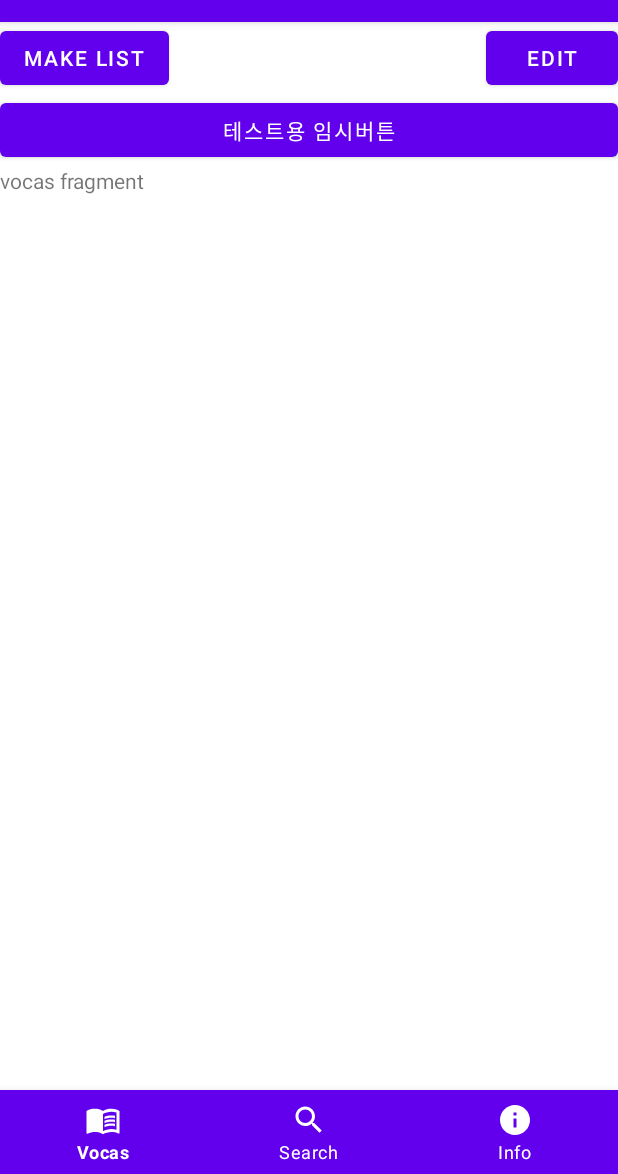
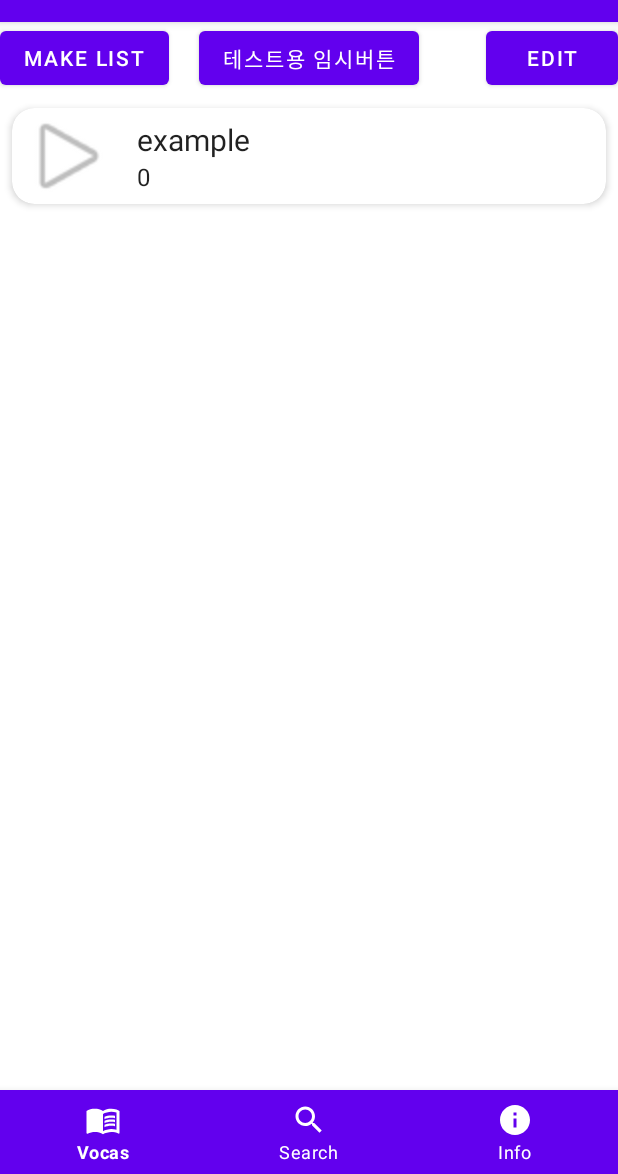
Before and after one commit to ododok/Android-StudyVoca, an Android app: the screen it shows after launch (MainActivity), on a phone screen of 412 x 824 dp, the part 62-1236 px from its top. Run offline under Robolectric (Android 15) with nearby library versions, the phone set to English and light mode, and no system bars; 3 statements that could not run were skipped.

Commit message:
테이블 리스트를 리사이클러뷰에 뿌려주는 기능 만들었음

```diff
--- a/app/src/main/java/com/example/apstudyvoca/BottomFragmentVocas.java
+++ b/app/src/main/java/com/example/apstudyvoca/BottomFragmentVocas.java
@@ -4,6 +4,8 @@ import android.os.Bundle;
 
 import androidx.appcompat.app.AlertDialog;
 import androidx.fragment.app.Fragment;
+import androidx.recyclerview.widget.LinearLayoutManager;
+import androidx.recyclerview.widget.RecyclerView;
 
 import android.util.Log;
 import android.view.LayoutInflater;
@@ -22,17 +24,59 @@ public class BottomFragmentVocas extends Fragment {
   Button btnVocasMakeTable, btnVocasEdit;
   Button btnTest;
   View dialogMakeTable;
+  ViewGroup rootView;
+  RecyclerView recyclerView;
+  TableAdapter adapter;
 
   @Override
   public View onCreateView(LayoutInflater inflater, ViewGroup container,
                            Bundle savedInstanceState) {
     // Inflate the layout for this fragment
-    ViewGroup rootView = (ViewGroup)inflater.inflate(R.layout.fragment_bottom_vocas, container, false);
+    rootView = (ViewGroup)inflater.inflate(R.layout.fragment_bottom_vocas, container, false);
 
+    initDb();
+    initRecyclerView();
+
+    //////
+    btnTest = rootView.findViewById(R.id.btnTest);
+    btnTest.setOnClickListener(v->{
+      int size = helper.tableSize("example");
+      Toast.makeText(getContext(), "size of table 'example':"+size, Toast.LENGTH_SHORT).show();
+
+    });
+
+    return rootView;
+
+  }//onCreateView
+
+  private void initRecyclerView() {
+    recyclerView = rootView.findViewById(R.id.recyclerViewTable);
+    LinearLayoutManager layoutManager =
+        new LinearLayoutManager(getContext(), RecyclerView.VERTICAL, false);
+    recyclerView.setLayoutManager(layoutManager);
+
+    adapter = new TableAdapter();
+    int numTable = helper.numberOfTables();
+
+    //테이블 이름 리스트를 String형 배열에 리턴받는다.
+    //각각의 테이블별 raw수도 리턴받는다.
+    //고로 String[n][2]; 이면 될 것 같다. n은 테이블 개수.
+
+    String[] sa1 = helper.listOfTables();
+    String[][] sa2 = new String[numTable][2];
+    for(int i=0; i<numTable; i++){
+      sa2[i][0] = sa1[i];
+      sa2[i][1] = String.valueOf(helper.tableSize(sa1[i]));//작동하나? ca marche vraiment?
+      adapter.setArrayData(new Table(sa2[i][0], Integer.parseInt(sa2[i][1])));
+    }
+    recyclerView.setAdapter(adapter);
+  }
+
+
+  private void initDb() {
     helper = new DBHelper(getContext());
 
     btnVocasMakeTable = rootView.findViewById(R.id.btnVocasMakeTable);
-    btnVocasEdit = rootView.findViewById(R.id.btnVocasEdit);
     btnVocasMakeTable.setOnClickListener(v->{ //'make list' 단어장세트 만들기버튼 이벤트처리
       dialogMakeTable = View.inflate(getContext(), R.layout.dialog_make_table, null);
       AlertDialog.Builder adb = new AlertDialog.Builder(getContext());
@@ -44,32 +88,24 @@ public class BottomFragmentVocas extends Fragment {
         String listName = editTextMakeTable.getText().toString();
         if(listName.length()>=1){
           //String값 검사한 뒤에 create table호출.
-          String charsToRemove = "+ ×÷=/_<>[]!@#₩%^&*()-'\":;,?`~\\|{}€£¥$°•○●□■♤♡◇♧☆▪︎¤《》¡¿.,";
+          String charsToRemove = "\n+ ×÷=/_<>[]!@#₩%^&*()-'\":;,?`~\\|{}€£¥$°•○●□■♤♡◇♧☆▪︎¤《》¡¿.,";
           listName = CharMatcher.anyOf(charsToRemove).removeFrom(listName);
           Log.d("log", "입력된값 : "+listName);
           helper.createTable(listName);
         }
+        initRecyclerView();
       });
+
       adb.setNegativeButton("CANCEL", null);
       adb.show();
     });
 
 
-    btnTest = rootView.findViewById(R.id.btnTest);
-    btnTest.setOnClickListener(v->{
-      String[] sa = helper.listOfTables();
-
-      String str = String.valueOf( helper.numberOfTables());
-      Toast.makeText(getContext(), "n of tables : "+str, Toast.LENGTH_SHORT).show();
-
-      for(String s : sa){
-        Log.d("db", ">>> "+s);
-      }
+    btnVocasEdit = rootView.findViewById(R.id.btnVocasEdit);
+    btnVocasEdit.setOnClickListener(v->{
 
     });
 
-
-    return rootView;
   }
 
 
--- a/app/src/main/java/com/example/apstudyvoca/DBHelper.java
+++ b/app/src/main/java/com/example/apstudyvoca/DBHelper.java
@@ -24,6 +24,8 @@ public class DBHelper extends SQLiteOpenHelper {
     db.execSQL("DROP TABLE IF EXISTS example");
     db.execSQL("CREATE TABLE example (_id INTEGER NOT NULL PRIMARY KEY AUTOINCREMENT, " +
         "word TEXT, meaning TEXT);" );
+    insert("Apple", "Pomme", "example");
+    insert("Cat", "Chat", "example");
     //this.db=db;//////////////////////[???]
     Log.d("db", "db & table 'example' is created.");
   }
@@ -47,10 +49,8 @@ public class DBHelper extends SQLiteOpenHelper {
 
   //db의 테이블 리스트 (이름들)를 리턴해주는 메서드.
   public String[] listOfTables() {
-
     db = getWritableDatabase(); //포인트.테이블 이름을 얻을땐 db를 getWritableDatabase(); 로 읽기.
     Cursor cursor = db.rawQuery("SELECT name FROM sqlite_master WHERE type='table'", null);
-
     int i=0;
     String[] arr = new String[numberOfTables()];
     while (cursor.moveToNext()) {
@@ -61,7 +61,6 @@ public class DBHelper extends SQLiteOpenHelper {
         arr[i++] = tableName;
       }
     }
-
     return arr;
   }
 
@@ -78,16 +77,26 @@ public class DBHelper extends SQLiteOpenHelper {
 
   //특정 테이블에 자료를 입력하는 insert
   public void insert(String word, String meaning, String tableName){
-
+    String sql = "INSERT INTO "+tableName+" (word, meaning) VALUES ('"+
+        word+"', '"+meaning+"');";
+    db = getWritableDatabase();
+    db.execSQL(sql);
+    db.close();
   }
 
   //특정 테이블에 몇 개의 raw(ligne/행)이 있는지 조회
   public int tableSize(String tableName){
-    return 0;
+    db = getReadableDatabase();
+    Cursor cursor = db.rawQuery("SELECT * FROM "+tableName+";",null);
+    int result = cursor.getCount();
+    db.close();
+    cursor.close();
+    return result;
   }
 
   //db의 특정 테이블에서 라인(행/레코드) 하나를 찾아주는 메서드
   public String[] findRaw(String tableName, int rawIndex){
+
     return null;
   }
 
--- /dev/null
+++ b/app/src/main/java/com/example/apstudyvoca/Table.java
@@ -0,0 +1,28 @@
+package com.example.apstudyvoca;
+
+public class Table {
+
+  private String tableName;
+  private int numberOfRaw = 0;
+
+  public Table(String tableName, int numberOfRaw) {
+    this.tableName = tableName;
+
+  }
+
+  public String getTableName() {
+    return tableName;
+  }
+
+  public void setTableName(String tableName) {
+    this.tableName = tableName;
+  }
+
+  public int getNumberOfRaw() {
+    return numberOfRaw;
+  }
+
+  public void setNumberOfRaw(int numberOfRaw) {
+    this.numberOfRaw = numberOfRaw;
+  }
+}
--- /dev/null
+++ b/app/src/main/java/com/example/apstudyvoca/TableAdapter.java
@@ -0,0 +1,81 @@
+package com.example.apstudyvoca;
+
+import android.content.Context;
+import android.view.LayoutInflater;
+import android.view.View;
+import android.view.ViewGroup;
+import android.widget.ImageView;
+import android.widget.TextView;
+import android.widget.Toast;
+
+import androidx.annotation.NonNull;
+import androidx.cardview.widget.CardView;
+import androidx.recyclerview.widget.RecyclerView;
+
+import java.util.ArrayList;
+
+public class TableAdapter extends RecyclerView.Adapter<TableAdapter.TableViewHolder>{
+
+  private ArrayList<Table> items;
+
+  public TableAdapter(){
+    items= new ArrayList<>();
+  }
+
+  @NonNull
+  @Override
+  public TableViewHolder onCreateViewHolder(@NonNull ViewGroup parent, int viewType) {
+    Context context = parent.getContext();
+    LayoutInflater inflater = (LayoutInflater)context.getSystemService(Context.LAYOUT_INFLATER_SERVICE);
+    View view = inflater.inflate(R.layout.table_item, parent,false);
+    TableViewHolder viewHolder = new TableViewHolder(context, view);
+    return viewHolder;
+  }
+
+  @Override
+  public void onBindViewHolder(@NonNull TableViewHolder holder, int position) {
+    Table table = items.get(position);
+
+    holder.textViewTableName.setText(table.getTableName());
+    holder.textViewNumberRaw.setText(String.valueOf(table.getNumberOfRaw()));
+  }
+
+  @Override
+  public int getItemCount() {
+    return items.size();
+  }
+
+  //add "a" table data in  ArrayList<Table> items
+  public void setArrayData(Table table){
+    items.add(table);
+  }
+
+  public class TableViewHolder extends RecyclerView.ViewHolder{
+    public CardView bookItem;
+    public TextView textViewTableName, textViewNumberRaw;
+
+
+    public TableViewHolder(Context context, @NonNull View itemView) {
+      super(itemView);
+      bookItem = itemView.findViewById(R.id.bookItem);
+      textViewTableName = itemView.findViewById(R.id.textViewTableName);
+      textViewNumberRaw = itemView.findViewById(R.id.textViewNumberRaw);
+
+      //click event (normal click)
+      bookItem.setOnClickListener(v->{
+        Toast.makeText(context, textViewTableName.getText().toString(),
+            Toast.LENGTH_SHORT).show();
+      });
+
+      //Long click event
+      bookItem.setOnLongClickListener(v->{
+        //edit ou delete 창이 뜨게 만들고 싶다.
+
+        return true;
+      });
+
+    }
+
+  }//class ViewHolder
+
+}//class TableAdapter
--- a/app/src/main/res/layout/activity_main.xml
+++ b/app/src/main/res/layout/activity_main.xml
@@ -6,16 +6,21 @@
   android:layout_height="match_parent"
   tools:context=".MainActivity">
 
+
   <FrameLayout
     android:id="@+id/container"
     android:layout_width="match_parent"
     android:layout_height="match_parent"
-    app:layout_behavior="@string/appbar_scrolling_view_behavior"/>
 
+    app:layout_behavior="@string/appbar_scrolling_view_behavior"
+    app:layout_constraintBottom_toTopOf="@id/bottomNavigation"
+    app:layout_constraintLeft_toLeftOf="parent"
+    app:layout_constraintRight_toRightOf="parent"
+    app:layout_constraintStart_toStartOf="parent" />
 
   <com.google.android.material.bottomnavigation.BottomNavigationView
     android:id="@+id/bottomNavigation"
-    android:layout_width="match_parent"
+    android:layout_width="0dp"
     android:layout_height="wrap_content"
     app:itemBackground="?colorPrimary"
     app:itemIconTint="@color/white"
@@ -23,6 +28,7 @@
     app:layout_constraintBottom_toBottomOf="parent"
     app:layout_constraintLeft_toLeftOf="parent"
     app:layout_constraintRight_toRightOf="parent"
+
     app:menu="@menu/menu_bottom" />
 
 
--- a/app/src/main/res/layout/dialog_make_table.xml
+++ b/app/src/main/res/layout/dialog_make_table.xml
@@ -18,5 +18,6 @@
     android:layout_width="match_parent"
     android:layout_height="wrap_content"
     android:layout_margin="20dp"
+    android:singleLine="true"
     android:textSize="24sp" />
 </LinearLayout>
--- a/app/src/main/res/layout/fragment_bottom_vocas.xml
+++ b/app/src/main/res/layout/fragment_bottom_vocas.xml
@@ -18,23 +18,26 @@
       android:text="Make List" />
 
     <Button
+      android:id="@+id/btnTest"
+      android:layout_width="wrap_content"
+      android:layout_height="wrap_content"
+      android:text="테스트용 임시버튼"
+      app:layout_constraintEnd_toEndOf="parent"
+      app:layout_constraintStart_toStartOf="parent"
+      tools:layout_editor_absoluteY="0dp" />
+
+    <Button
       android:id="@+id/btnVocasEdit"
       android:layout_width="wrap_content"
       android:layout_height="wrap_content"
       android:text="Edit"
       app:layout_constraintEnd_toEndOf="parent" />
+
   </androidx.constraintlayout.widget.ConstraintLayout>
 
-  <Button
-    android:id="@+id/btnTest"
+  <androidx.recyclerview.widget.RecyclerView
+    android:id="@+id/recyclerViewTable"
     android:layout_width="match_parent"
-    android:layout_height="wrap_content"
-    android:text="테스트용 임시버튼" />
-
-  <TextView
-    android:id="@+id/tvTmp"
-    android:layout_width="wrap_content"
-    android:layout_height="wrap_content"
-    android:text="vocas fragment" />
+    android:layout_height="682dp" />
 
 </LinearLayout>
--- /dev/null
+++ b/app/src/main/res/layout/table_item.xml
@@ -0,0 +1,56 @@
+<?xml version="1.0" encoding="utf-8"?>
+<LinearLayout xmlns:android="http://schemas.android.com/apk/res/android"
+  xmlns:app="http://schemas.android.com/apk/res-auto"
+  android:layout_width="match_parent"
+  android:layout_height="wrap_content"
+  android:orientation="vertical">
+
+  <!-- 아래 아이디값에 주의 -->
+  <androidx.cardview.widget.CardView
+    android:id="@+id/bookItem"
+    android:layout_width="match_parent"
+    android:layout_height="wrap_content"
+    android:layout_marginBottom="10dp"
+    app:cardCornerRadius="15sp"
+    app:cardElevation="3sp"
+    app:cardUseCompatPadding="true">
+
+    <LinearLayout
+      android:layout_width="match_parent"
+      android:layout_height="match_parent"
+      android:background="?android:attr/colorBackgroundCacheHint"
+      android:orientation="horizontal">
+
+      <ImageView
+        android:layout_width="0dp"
+        android:layout_height="match_parent"
+        android:layout_weight="2"
+        app:srcCompat="@android:drawable/ic_media_play" />
+
+      <LinearLayout
+        android:layout_width="0dp"
+        android:layout_height="wrap_content"
+        android:layout_margin="7dp"
+        android:layout_weight="8"
+        android:orientation="vertical">
+
+        <TextView
+          android:id="@+id/textViewTableName"
+          android:layout_width="match_parent"
+          android:layout_height="wrap_content"
+          android:text="list(table) name"
+          android:textColor="?attr/actionMenuTextColor"
+          android:textSize="20sp" />
+
+        <TextView
+          android:id="@+id/textViewNumberRaw"
+          android:layout_width="match_parent"
+          android:layout_height="wrap_content"
+          android:text="number of raw(word)"
+          android:textColor="?attr/actionMenuTextColor"
+          android:textSize="16sp" />
+      </LinearLayout>
+
+    </LinearLayout>
+  </androidx.cardview.widget.CardView>
+</LinearLayout>
```
